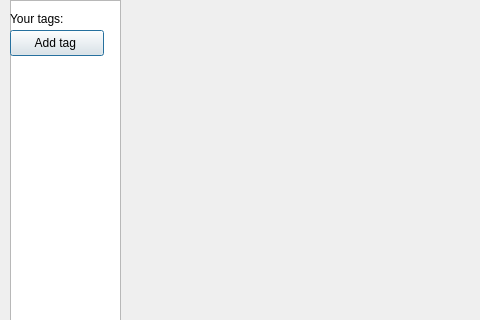
Above: design.ui from redbutterfly4/emphizor before the change; both pictures show x 0 to 480 and y 0 to 320 of the 800 by 600 pixel window. Below: the same form after it.
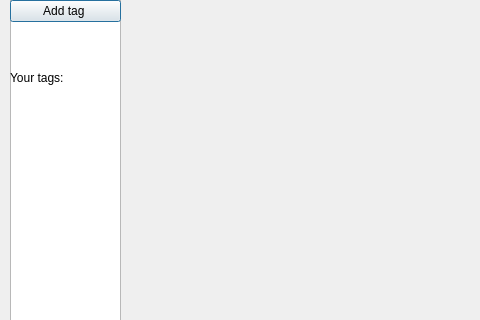
That is the form after the change.

Diff of the .ui file:
```diff
--- a/design.ui
+++ b/design.ui
@@ -24,31 +24,18 @@
      </rect>
     </property>
    </widget>
-   <widget class="QLabel" name="label">
+   <widget class="QWidget" name="verticalLayoutWidget">
     <property name="geometry">
      <rect>
       <x>10</x>
-      <y>10</y>
-      <width>66</width>
-      <height>18</height>
+      <y>0</y>
+      <width>111</width>
+      <height>128</height>
      </rect>
     </property>
-    <property name="frameShape">
-     <enum>QFrame::Shape::NoFrame</enum>
-    </property>
-    <property name="text">
-     <string>Your tags:</string>
-    </property>
-   </widget>
+    <layout class="QVBoxLayout" name="verticalLayout">
+     <item>
    <widget class="QPushButton" name="pushButton">
-    <property name="geometry">
-     <rect>
-      <x>10</x>
-      <y>30</y>
-      <width>94</width>
-      <height>26</height>
-     </rect>
-    </property>
     <property name="text">
      <string>Add tag </string>
     </property>
@@ -58,6 +45,19 @@
     <property name="default">
      <bool>true</bool>
     </property>
+      </widget>
+     </item>
+     <item>
+      <widget class="QLabel" name="label">
+       <property name="frameShape">
+        <enum>QFrame::Shape::NoFrame</enum>
+       </property>
+       <property name="text">
+        <string>Your tags:</string>
+       </property>
+      </widget>
+     </item>
+    </layout>
    </widget>
   </widget>
   <widget class="QMenuBar" name="menubar">
```
Lines whose indentation alone changed are shown as unchanged.
